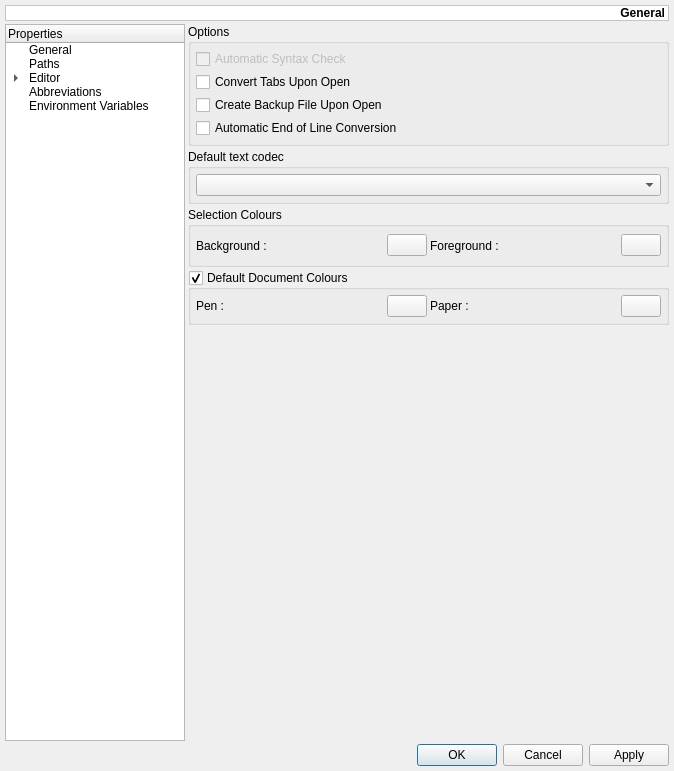
Above: monkey/src/maininterface/ui/UISettings.ui from pasnox/monkeystudio2 before the change. Below: the same form after it.
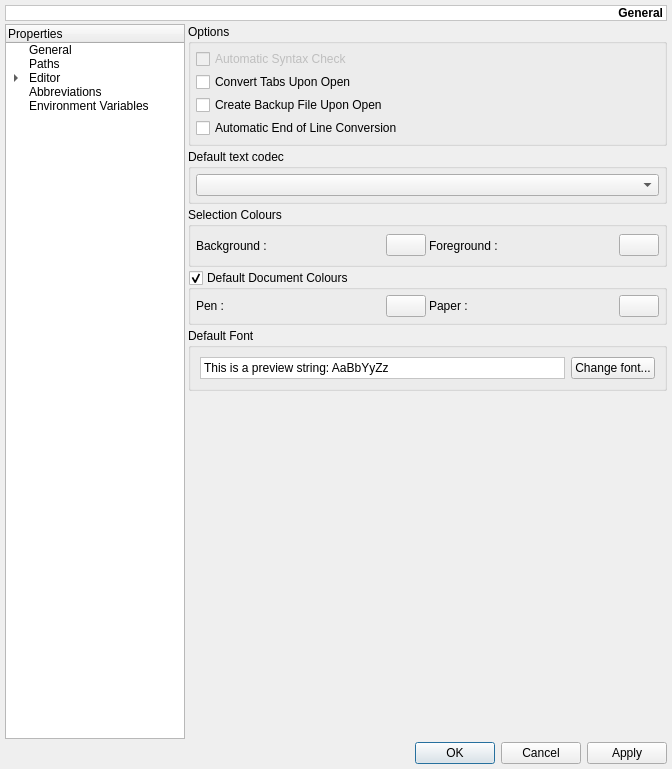
That is the form after the change. The open tabs and pages were chosen to show the change. Custom widgets are drawn as their Qt base class.

Commit message: Add support for default document font. This font is used for document with no lexer. C++ Lexer is initialized with this font too. More lexers may be initialized with the default font by user request.

The edit to the form file:
```diff
--- a/monkey/src/maininterface/ui/UISettings.ui
+++ b/monkey/src/maininterface/ui/UISettings.ui
@@ -6,8 +6,8 @@
    <rect>
     <x>0</x>
     <y>0</y>
-    <width>674</width>
-    <height>771</height>
+    <width>672</width>
+    <height>769</height>
    </rect>
   </property>
   <property name="windowTitle">
@@ -608,6 +608,108 @@
          </layout>
         </widget>
        </item>
+       <item>
+        <widget class="QGroupBox" name="gbDefaultFont">
+         <property name="title">
+          <string>Default Font</string>
+         </property>
+         <layout class="QHBoxLayout" name="horizontalLayout">
+          <item>
+           <widget class="QLabel" name="lDefaultDocumentFont">
+            <property name="sizePolicy">
+             <sizepolicy hsizetype="Expanding" vsizetype="Preferred">
+              <horstretch>0</horstretch>
+              <verstretch>0</verstretch>
+             </sizepolicy>
+            </property>
+            <property name="palette">
+             <palette>
+              <active>
+               <colorrole role="Base">
+                <brush brushstyle="SolidPattern">
+                 <color alpha="255">
+                  <red>255</red>
+                  <green>255</green>
+                  <blue>255</blue>
+                 </color>
+                </brush>
+               </colorrole>
+               <colorrole role="Window">
+                <brush brushstyle="SolidPattern">
+                 <color alpha="255">
+                  <red>255</red>
+                  <green>255</green>
+                  <blue>255</blue>
+                 </color>
+                </brush>
+               </colorrole>
+              </active>
+              <inactive>
+               <colorrole role="Base">
+                <brush brushstyle="SolidPattern">
+                 <color alpha="255">
+                  <red>255</red>
+                  <green>255</green>
+                  <blue>255</blue>
+                 </color>
+                </brush>
+               </colorrole>
+               <colorrole role="Window">
+                <brush brushstyle="SolidPattern">
+                 <color alpha="255">
+                  <red>255</red>
+                  <green>255</green>
+                  <blue>255</blue>
+                 </color>
+                </brush>
+               </colorrole>
+              </inactive>
+              <disabled>
+               <colorrole role="Base">
+                <brush brushstyle="SolidPattern">
+                 <color alpha="255">
+                  <red>255</red>
+                  <green>255</green>
+                  <blue>255</blue>
+                 </color>
+                </brush>
+               </colorrole>
+               <colorrole role="Window">
+                <brush brushstyle="SolidPattern">
+                 <color alpha="255">
+                  <red>255</red>
+                  <green>255</green>
+                  <blue>255</blue>
+                 </color>
+                </brush>
+               </colorrole>
+              </disabled>
+             </palette>
+            </property>
+            <property name="autoFillBackground">
+             <bool>true</bool>
+            </property>
+            <property name="frameShape">
+             <enum>QFrame::StyledPanel</enum>
+            </property>
+            <property name="text">
+             <string>This is a preview string: AaBbYyZz</string>
+            </property>
+            <property name="wordWrap">
+             <bool>true</bool>
+            </property>
+           </widget>
+          </item>
+          <item>
+           <widget class="QPushButton" name="pbDefaultDocumentFont">
+            <property name="text">
+             <string>Change font...</string>
+            </property>
+           </widget>
+          </item>
+         </layout>
+        </widget>
+       </item>
        <item>
         <spacer>
          <property name="orientation">
```
Left out of the diff: 2 changed lines with no effect on the pictures. The commit also changes 5 other files.
